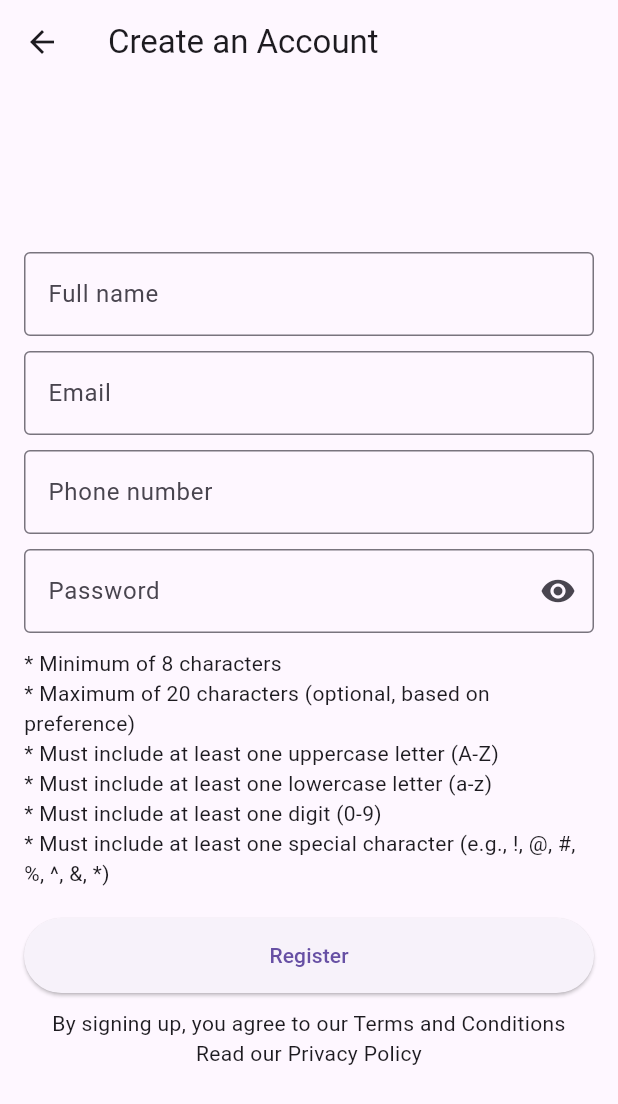
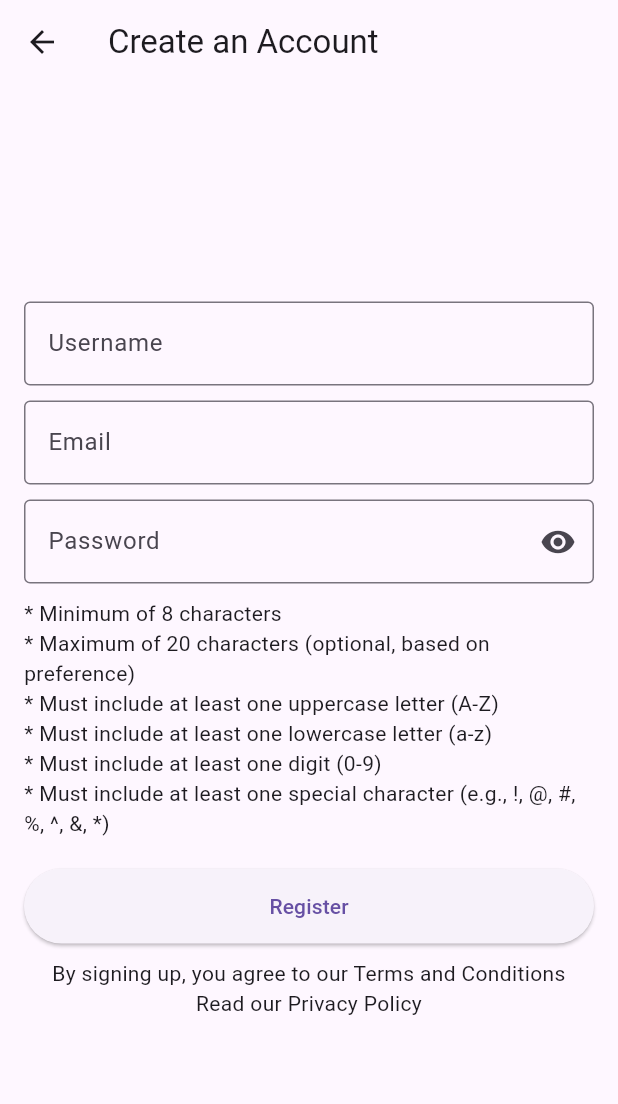
Before and after one commit to misslee1408/Real-Time-Home-Surveillance-, a Flutter app: the CreateAccountScreen screen opened directly, on a phone screen of 412 x 824 dp. Shown: the top 1104 px of the screen. Run offline on Flutter 3.47's test engine with Material 3 defaults, Android fonts, the phone set to English and light mode, and no system bars; our stand-ins replace shared_preferences, video_player; accounts and stored records are empty.

Commit message:
user register and user login connection with the backend successfully implemented

```diff
--- a/lib/create_account_screen.dart
+++ b/lib/create_account_screen.dart
@@ -1,3 +1,4 @@
+// pages/create_account_screen.dart
 import 'package:flutter/material.dart';
 import 'user_api_service.dart'; // Import the file where UserApiService is defined
 
@@ -7,26 +8,29 @@ class CreateAccountScreen extends StatefulWidget {
 }
 
 class _CreateAccountScreenState extends State<CreateAccountScreen> {
-  final _fullNameController = TextEditingController();
   final _userNameController = TextEditingController();
-  final _phoneController = TextEditingController();
+  final _emailController = TextEditingController();
   final _passwordController = TextEditingController();
   bool _isActive = true; // Default value
 
   final UserApiService _userApiService = UserApiService();
 
   void _addUser() async {
-    final fullName = _fullNameController.text;
-    final username = _userNameController.text; // Email is captured here
-    final phone = _phoneController.text;
+    final username = _userNameController.text;
+    final email = _emailController.text;
     final password = _passwordController.text;
 
+    if (username.isEmpty || email.isEmpty || password.isEmpty) {
+      ScaffoldMessenger.of(context).showSnackBar(SnackBar(content: Text('Please fill all fields')));
+      return;
+    }
+
     try {
-      await _userApiService.addUser(username, username, password, _isActive); // Adjusted to match the method signature
+      await _userApiService.addUser(username, email, password, _isActive);
       ScaffoldMessenger.of(context).showSnackBar(SnackBar(content: Text('User added successfully')));
       Navigator.pop(context); // Return to the previous screen
     } catch (e) {
-      ScaffoldMessenger.of(context).showSnackBar(SnackBar(content: Text('Failed to add user')));
+      ScaffoldMessenger.of(context).showSnackBar(SnackBar(content: Text('Failed to add user: $e')));
     }
   }
 
@@ -49,25 +53,17 @@ class _CreateAccountScreenState extends State<CreateAccountScreen> {
             mainAxisAlignment: MainAxisAlignment.center,
             children: <Widget>[
               TextField(
-                controller: _fullNameController,
+                controller: _userNameController,
                 decoration: InputDecoration(
-                  labelText: 'Full name',
+                  labelText: 'Username',
                   border: OutlineInputBorder(),
                 ),
               ),
               SizedBox(height: 10),
               TextField(
-                controller: _userNameController,
+                controller: _emailController,
                 decoration: InputDecoration(
                   labelText: 'Email',
-                  border: OutlineInputBorder(),
-                ),
-              ),
-              SizedBox(height: 10),
-              TextField(
-                controller: _phoneController,
-                decoration: InputDecoration(
-                  labelText: 'Phone number',
                   border: OutlineInputBorder(),
                 ),
               ),
```
Also changed, not shown: lib/LoginScreen.dart (+14 -7 lines), lib/user_api_service.dart (+4 -6 lines), 1 other file.
